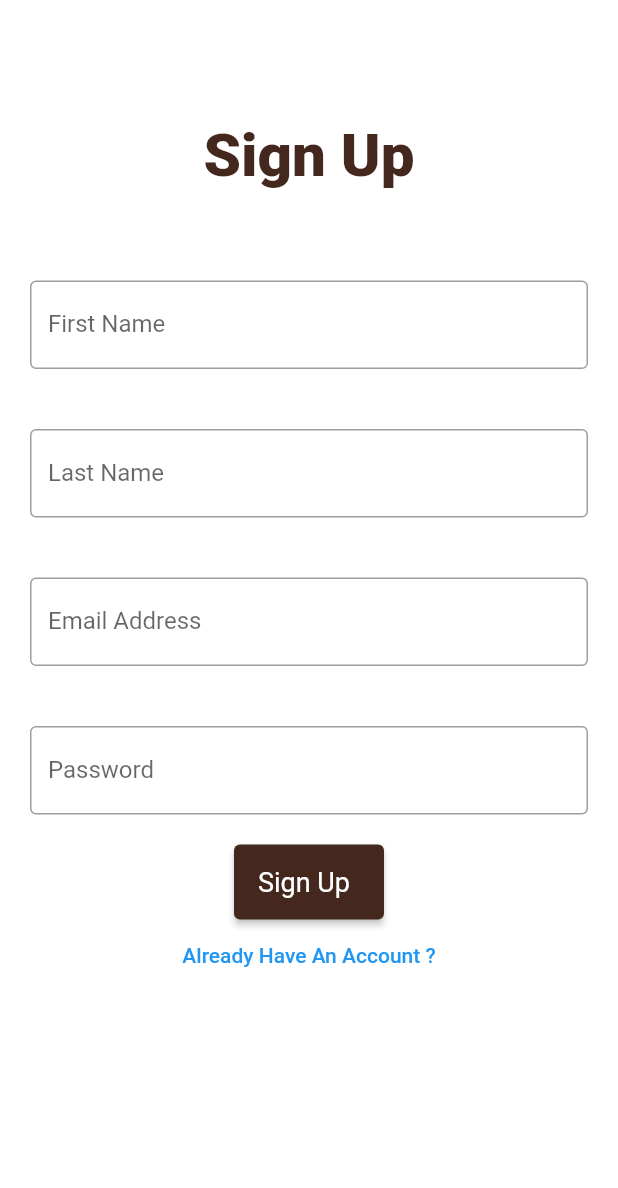
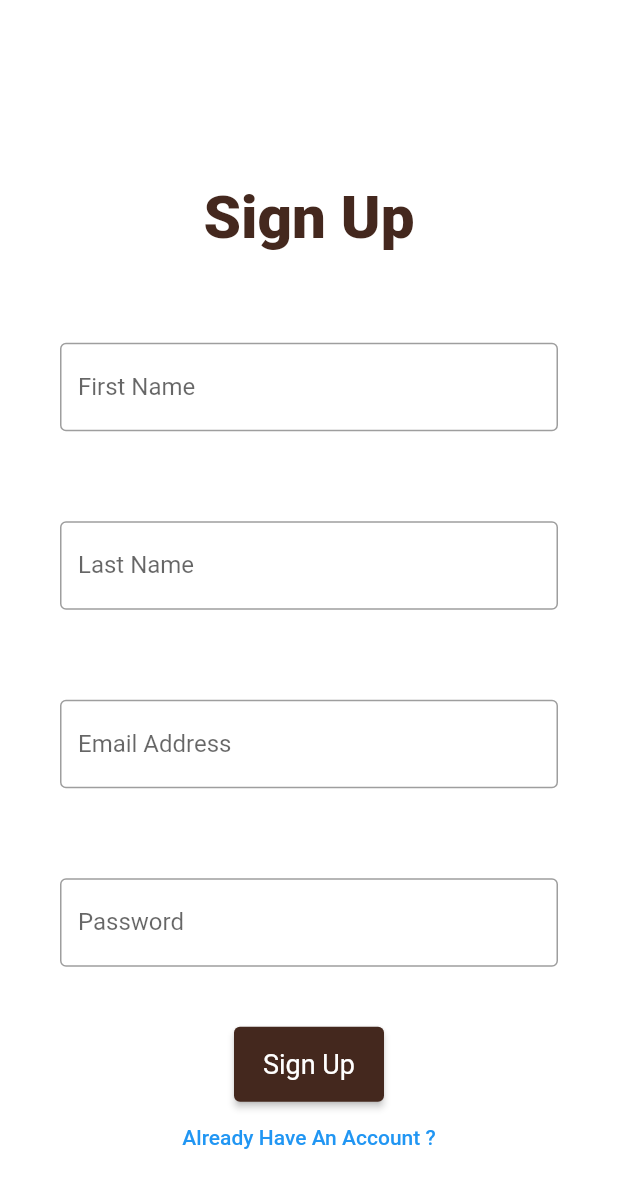
Before and after one commit to Ibrahiim-Ahmed/Ijtimai-Qurbani-App, a Flutter app: the screen it shows after launch, after a tap on "Masjid", on a phone screen of 412 x 824 dp. Shown: the top 1188 px of the screen. Run offline on Flutter 3.47's test engine with Material 2 defaults, Android fonts, the light colour scheme and no system bars.

Commit message:
Signup Page Optimized

```diff
--- a/lib/pages/signup.dart
+++ b/lib/pages/signup.dart
@@ -2,17 +2,17 @@ import 'package:flutter/material.dart';
 import 'package:ijtimai_qurbani_app/pages/login.dart';
 
 class Signup extends StatelessWidget {
-  const Signup({super.key});
+  const Signup({Key? key}) : super(key: key);
 
   @override
   Widget build(BuildContext context) {
-    // TODO: implement build
     return Scaffold(
       backgroundColor: Colors.white,
       body: Center(
+        child: SingleChildScrollView(
+          padding: const EdgeInsets.all(20),
           child: Column(
-            mainAxisAlignment: MainAxisAlignment.start,
-            // ignore: prefer_const_literals_to_create_immutables
+            mainAxisAlignment: MainAxisAlignment.center,
             children: [
               const SizedBox(height: 80),
               const Text(
@@ -20,74 +20,58 @@ class Signup extends StatelessWidget {
                 style: TextStyle(
                   fontSize: 40,
                   color: Color.fromARGB(255, 68, 40, 30),
-                    fontWeight: FontWeight.w800),
+                  fontWeight: FontWeight.w800,
+                ),
               ),
               const SizedBox(height: 40),
-              const Padding(
-                padding: EdgeInsets.all(20),
-                child: TextField(
-                  decoration: InputDecoration(
-                    border: OutlineInputBorder(),
-                    labelText: 'First Name',
-                    hintText: 'Enter First Name',
+              _buildTextField("First Name", "Enter First Name"),
+              const SizedBox(height: 20),
+              _buildTextField("Last Name", "Enter Last Name"),
+              const SizedBox(height: 20),
+              _buildTextField("Email Address", "Enter Email"),
+              const SizedBox(height: 20),
+              _buildTextField("Password", "Enter Password", obscureText: true),
+              const SizedBox(height: 20),
+              ElevatedButton(
+                onPressed: () {
+                  // Implement your sign-up logic here
+                },
+                child: const Text("Sign Up"),
+                style: ElevatedButton.styleFrom(
+                  backgroundColor: const Color.fromARGB(255, 68, 40, 30),
+                  foregroundColor: Colors.white,
+                  fixedSize: const Size(100, 50),
+                  textStyle: const TextStyle(fontSize: 18),
+                ),
+              ),
+              TextButton(
+                onPressed: () {
+                  Navigator.push(
+                    context,
+                    MaterialPageRoute(builder: (context) => const Login()),
+                  );
+                },
+                child: const Text("Already Have An Account ?"),
+              ),
+            ],
           ),
         ),
       ),
-              const Padding(
-                padding: EdgeInsets.all(20),
+    );
+  }
+
+  Widget _buildTextField(String labelText, String hintText,
+      {bool obscureText = false}) {
+    return Padding(
+      padding: const EdgeInsets.all(20),
       child: TextField(
+        obscureText: obscureText,
         decoration: InputDecoration(
-                    border: OutlineInputBorder(),
-                    labelText: 'Last Name',
-                    hintText: 'Enter Last Name',
+          border: const OutlineInputBorder(),
+          labelText: labelText,
+          hintText: hintText,
         ),
       ),
-              ),
-              const Padding(
-                padding: EdgeInsets.all(20),
-                child: TextField(
-                  decoration: InputDecoration(
-                    border: OutlineInputBorder(),
-                    labelText: 'Email Address',
-                    hintText: 'Enter Email',
-                  ),
-                ),
-              ),
-              const Padding(
-                padding: EdgeInsets.all(20),
-                child: TextField(
-                  obscureText: true,
-                  decoration: InputDecoration(
-                    border: OutlineInputBorder(),
-                    labelText: 'Password',
-                    hintText: 'Enter Password',
-                  ),
-                ),
-              ),
-              ElevatedButton(
-                onPressed: () => {},
-                child: Row(
-                  children: [
-                    Text("Sign Up"),
-                  ],
-                ),
-                style: ElevatedButton.styleFrom(
-                    backgroundColor: Color.fromARGB(255, 68, 40, 30),
-                    foregroundColor: Colors.white,
-                    fixedSize: Size(100, 50),
-                    textStyle: TextStyle(fontSize: 18)),
-              ),
-              TextButton(
-                  onPressed: () => {
-                        Navigator.push(
-                            context,
-                            MaterialPageRoute(
-                              builder: (context) => const Login(),
-                            ))
-                      },
-                  child: const Text("Already Have An Account ?")),
-            ],
-          ),
-        ));
+    );
   }
 }
```
Lines whose indentation alone changed are shown as unchanged.
